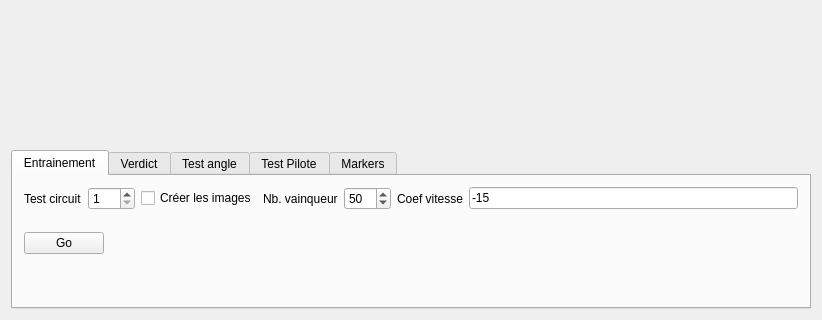
clebail/ia, file CMainWindow.ui: the form before one commit; both pictures show x 0 to 822 and y 477 to 797 of the 822 by 797 pixel window.
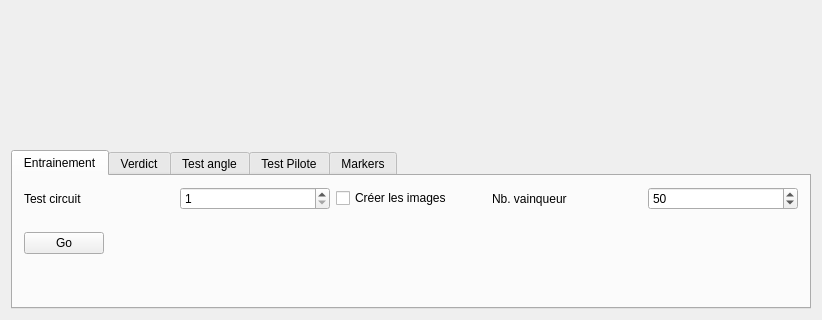
The form after the commit. Custom widgets are drawn as their Qt base class.

The edit to the form file:
```diff
--- a/CMainWindow.ui
+++ b/CMainWindow.ui
@@ -118,26 +118,6 @@
              </property>
             </widget>
            </item>
-           <item>
-            <widget class="QLabel" name="label_11">
-             <property name="text">
-              <string>Coef vitesse</string>
-             </property>
-            </widget>
-           </item>
-           <item>
-            <widget class="QLineEdit" name="leCoefVitesse">
-             <property name="inputMask">
-              <string/>
-             </property>
-             <property name="text">
-              <string>-15</string>
-             </property>
-             <property name="maxLength">
-              <number>32767</number>
-             </property>
-            </widget>
-           </item>
           </layout>
          </widget>
         </item>
```
Left out of the diff: 14 changed lines with no effect on the pictures.
